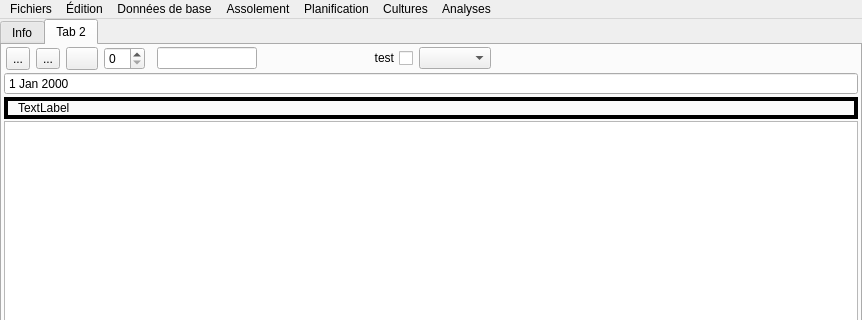
Before: the Qt Designer form mainwindow.ui in marcpley/potaleger, drawn with Qt 5; both pictures show x 0 to 862 and y 0 to 320 of the 862 by 552 pixel window.
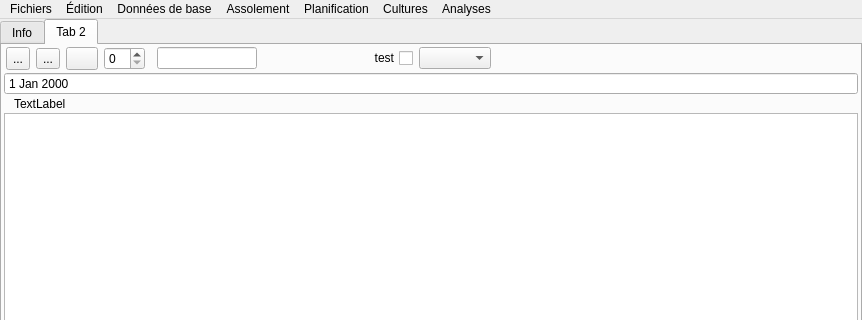
After: the same form once the commit is applied. Icons and pictures are not drawn.

Diff of the .ui file:
```diff
--- a/mainwindow.ui
+++ b/mainwindow.ui
@@ -378,24 +378,17 @@
         </item>
         <item>
          <widget class="QLabel" name="label_2">
-          <property name="autoFillBackground">
-           <bool>false</bool>
+          <property name="font">
+           <font>
+            <fontweight>Thin</fontweight>
+           </font>
           </property>
           <property name="frameShape">
-           <enum>QFrame::Shape::Box</enum>
-          </property>
-          <property name="frameShadow">
-           <enum>QFrame::Shadow::Plain</enum>
-          </property>
-          <property name="lineWidth">
-           <number>4</number>
+           <enum>QFrame::Shape::NoFrame</enum>
           </property>
           <property name="text">
            <string>TextLabel</string>
           </property>
-          <property name="margin">
-           <number>10</number>
-          </property>
           <property name="indent">
            <number>10</number>
           </property>
```
